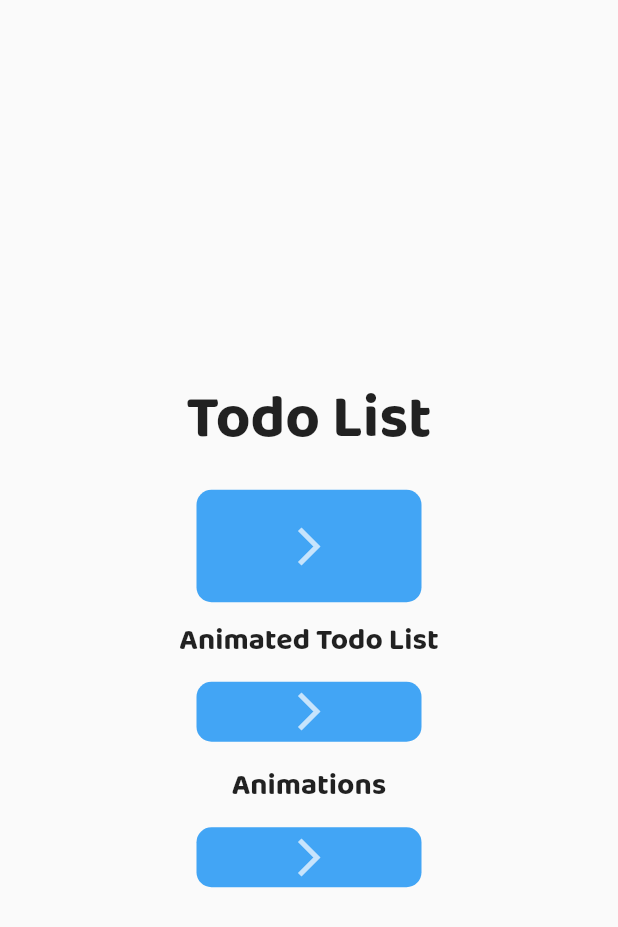
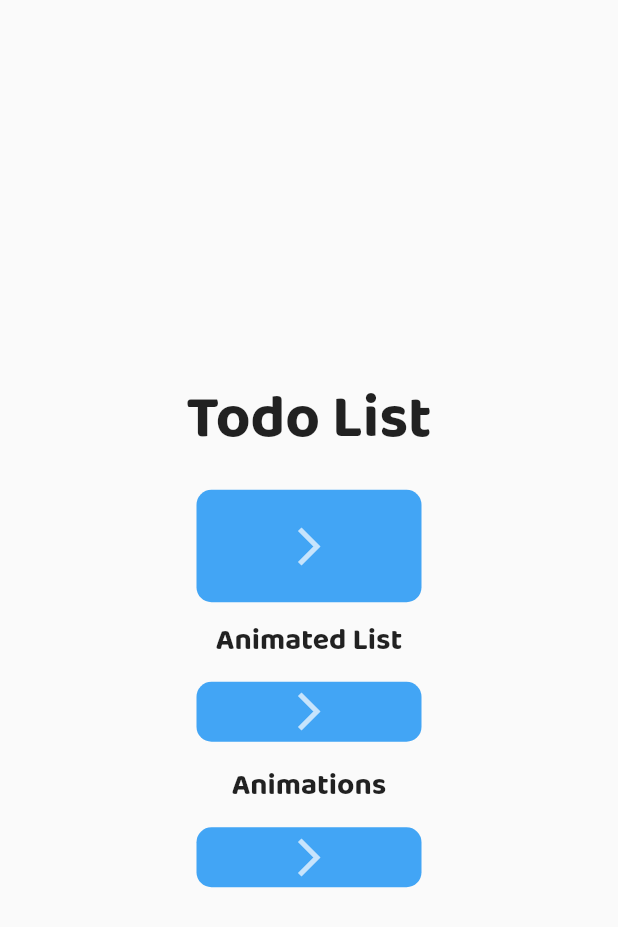
Before and after one commit to lickorice/flutter-todo-list, a Flutter app: the screen it shows after launch, on a phone screen of 412 x 824 dp. Shown: the top 927 px of the screen. Run offline on Flutter 3.47's test engine with Material 2 defaults, Android fonts, the phone set to English and light mode, and no system bars.

Commit message:
Rename home option for AnimatedTodoList

```diff
--- a/lib/widgets/HomePage.dart
+++ b/lib/widgets/HomePage.dart
@@ -30,7 +30,7 @@ class HomePage extends StatelessWidget {
             child: Padding(
               padding: const EdgeInsets.all(10.0),
               child: Text(
-                "Animated Todo List",
+                "Animated List",
                 style: TextStyle(
                   //applies style to your text
                     fontSize: 20,
```
